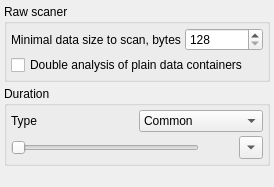
vitamin-caig/zxtune, file apps/zxtune-qt/ui/preferences/plugins.ui: the form before one commit.
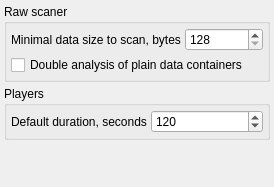
The form after the commit.

Patch:
```diff
--- a/apps/zxtune-qt/ui/preferences/plugins.ui
+++ b/apps/zxtune-qt/ui/preferences/plugins.ui
@@ -84,7 +84,7 @@
       <string>Duration for modules without timing info</string>
      </property>
      <property name="title">
-      <string>Duration</string>
+      <string>Players</string>
      </property>
      <layout class="QVBoxLayout">
       <property name="spacing">
@@ -99,49 +99,7 @@
          <number>4</number>
         </property>
         <item>
-         <widget class="QLabel" name="label">
-          <property name="text">
-           <string>Type</string>
-          </property>
-         </widget>
-        </item>
-        <item>
-         <widget class="QComboBox" name="durationType">
-          <item>
-           <property name="text">
-            <string>Common</string>
-           </property>
-          </item>
-         </widget>
-        </item>
-       </layout>
-      </item>
-      <item>
-       <layout class="QHBoxLayout">
-        <property name="spacing">
-         <number>4</number>
-        </property>
-        <item>
-         <widget class="QSlider" name="durationValue">
-          <property name="minimum">
-           <number>30</number>
-          </property>
-          <property name="maximum">
-           <number>600</number>
-          </property>
-          <property name="singleStep">
-           <number>30</number>
-          </property>
-          <property name="pageStep">
-           <number>120</number>
-          </property>
-          <property name="orientation">
-           <enum>Qt::Horizontal</enum>
-          </property>
-         </widget>
-        </item>
-        <item>
-         <widget class="QLabel" name="durationLabel">
+         <widget class="QLabel" name="defaultDurationLabel">
           <property name="minimumSize">
            <size>
             <width>32</width>
@@ -149,20 +107,20 @@
            </size>
           </property>
           <property name="text">
-           <string notr="true"/>
+           <string>Default duration, seconds</string>
           </property>
          </widget>
         </item>
         <item>
-         <widget class="QToolButton" name="durationDefault">
-          <property name="toolTip">
-           <string>Reset to common value</string>
+         <widget class="QSpinBox" name="defaultDurationValue">
+          <property name="minimum">
+           <number>30</number>
           </property>
-          <property name="text">
-           <string/>
+          <property name="maximum">
+           <number>600</number>
           </property>
-          <property name="arrowType">
-           <enum>Qt::DownArrow</enum>
+          <property name="value">
+           <number>120</number>
           </property>
          </widget>
         </item>
```
Left out of the diff: 2 changed lines with no effect on the pictures.
